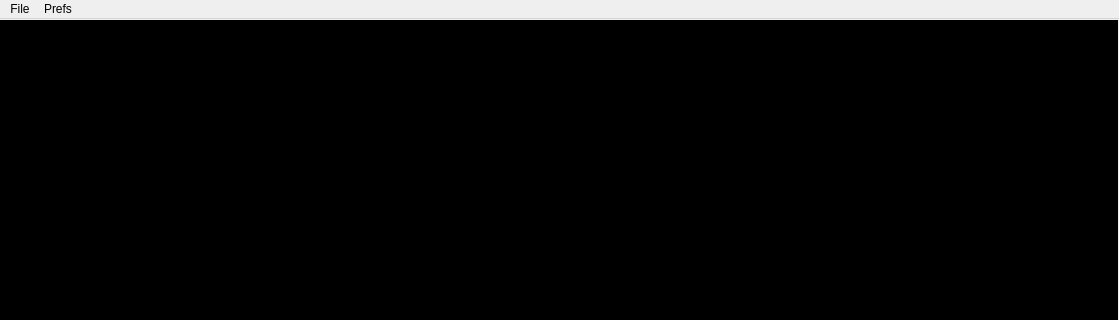
Above: mainwindow.ui from onyxdragun/sClient before the change; both pictures show x 0 to 1119 and y 0 to 320 of the 1119 by 639 pixel window. Below: the same form after it.
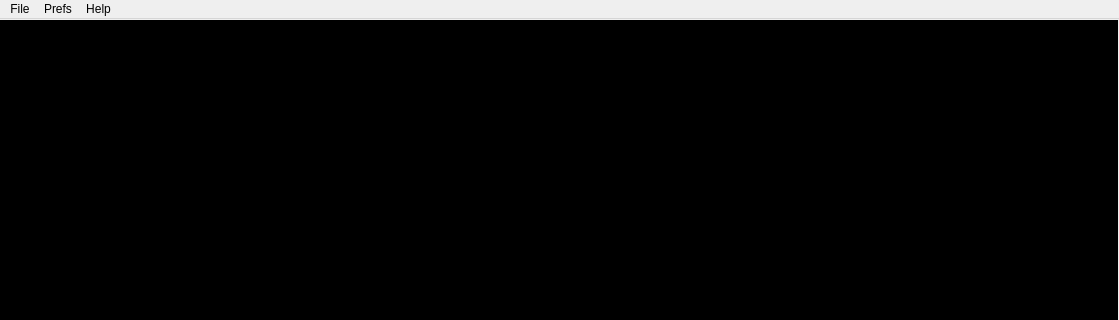
That is the form after the change.

The edit to the form file:
```diff
--- a/mainwindow.ui
+++ b/mainwindow.ui
@@ -95,9 +95,18 @@
     </property>
     <addaction name="actionFonts"/>
     <addaction name="actionSpeedwalk"/>
+    <addaction name="actionCmdStacking"/>
+    <addaction name="actionAliases"/>
+   </widget>
+   <widget class="QMenu" name="menuHelp">
+    <property name="title">
+     <string>Help</string>
+    </property>
+    <addaction name="actionAbout"/>
    </widget>
    <addaction name="menuFile"/>
    <addaction name="menuFont"/>
+   <addaction name="menuHelp"/>
   </widget>
   <widget class="QStatusBar" name="statusBar"/>
   <action name="actionConnect">
```
Left out of the diff: 21 changed lines with no effect on the pictures.
